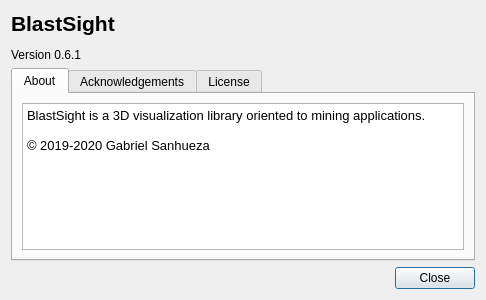
First picture: the form in blastsight/view/gui/UI/aboutdialog.ui, repository gsanhueza/BlastSight, before the edit.
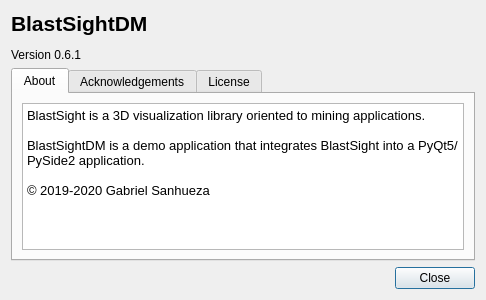
Second picture: the form after the edit. Icons and pictures are not drawn.

Commit message: The demo application has its own name, to avoid confusions with the library

```diff
--- a/blastsight/view/gui/UI/aboutdialog.ui
+++ b/blastsight/view/gui/UI/aboutdialog.ui
@@ -30,7 +30,7 @@
         </sizepolicy>
        </property>
        <property name="text">
-        <string>&lt;html&gt;&lt;head/&gt;&lt;body&gt;&lt;p&gt;&lt;span style=&quot; font-size:16pt; font-weight:600;&quot;&gt;BlastSight&lt;/span&gt;&lt;/p&gt;&lt;p&gt;Version 0.6.1&lt;/p&gt;&lt;/body&gt;&lt;/html&gt;</string>
+        <string>&lt;html&gt;&lt;head/&gt;&lt;body&gt;&lt;p&gt;&lt;span style=&quot; font-size:16pt; font-weight:600;&quot;&gt;BlastSightDM&lt;/span&gt;&lt;/p&gt;&lt;p&gt;Version 0.6.1&lt;/p&gt;&lt;/body&gt;&lt;/html&gt;</string>
        </property>
       </widget>
      </item>
@@ -54,6 +54,8 @@
 p, li { white-space: pre-wrap; }
 &lt;/style&gt;&lt;/head&gt;&lt;body style=&quot; font-family:'Noto Sans'; font-size:10pt; font-weight:400; font-style:normal;&quot;&gt;
 &lt;p style=&quot; margin-top:0px; margin-bottom:0px; margin-left:0px; margin-right:0px; -qt-block-indent:0; text-indent:0px;&quot;&gt;BlastSight is a 3D visualization library oriented to mining applications.&lt;/p&gt;
+&lt;p style=&quot;-qt-paragraph-type:empty; margin-top:0px; margin-bottom:0px; margin-left:0px; margin-right:0px; -qt-block-indent:0; text-indent:0px;&quot;&gt;&lt;br /&gt;&lt;/p&gt;
+&lt;p style=&quot; margin-top:0px; margin-bottom:0px; margin-left:0px; margin-right:0px; -qt-block-indent:0; text-indent:0px;&quot;&gt;BlastSightDM is a demo application that integrates BlastSight into a PyQt5/PySide2 application.&lt;/p&gt;
 &lt;p style=&quot;-qt-paragraph-type:empty; margin-top:0px; margin-bottom:0px; margin-left:0px; margin-right:0px; -qt-block-indent:0; text-indent:0px; font-family:'Cantarell';&quot;&gt;&lt;br /&gt;&lt;/p&gt;
 &lt;p style=&quot; margin-top:0px; margin-bottom:0px; margin-left:0px; margin-right:0px; -qt-block-indent:0; text-indent:0px;&quot;&gt;&lt;span style=&quot; font-family:'Cantarell';&quot;&gt;© 2019-2020 Gabriel Sanhueza&lt;/span&gt;&lt;/p&gt;&lt;/body&gt;&lt;/html&gt;</string>
          </property>
```
The commit also changes 3 other files.
